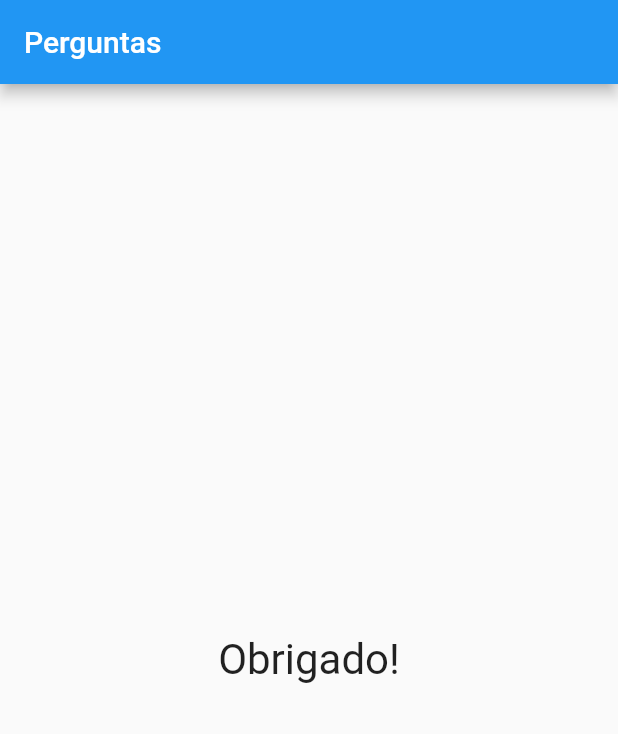
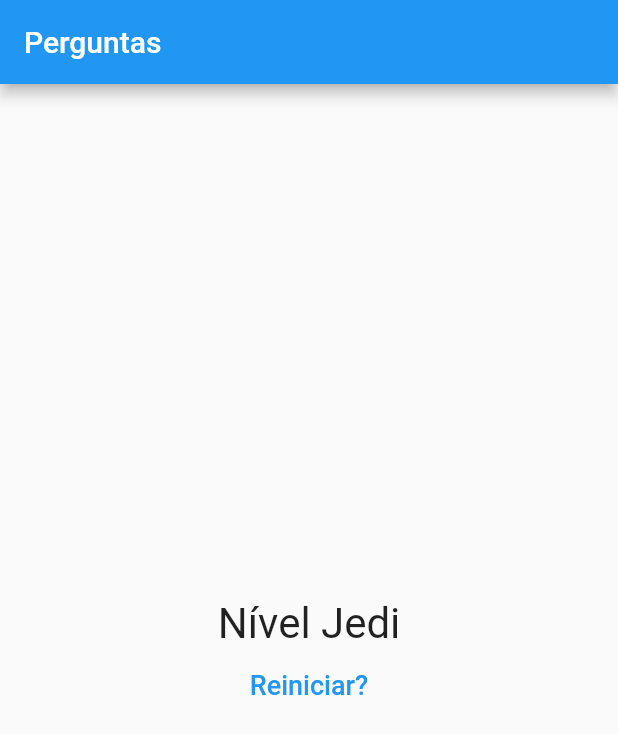
Before and after one commit to eugustavokeller/DevMobile, a Flutter app: the screen it shows after launch, after a tap on "Preto", after a tap on "Cobra", after a tap on "Leo", on a phone screen of 412 x 824 dp. Shown: the top 734 px of the screen. Run offline on Flutter 3.47's test engine with Material 2 defaults, Android fonts, the phone set to English and light mode, and no system bars.

Commit message:
Fim do projeto Perguntas.
Finalizado projeto perguntas.

```diff
--- a/curso_flutter/projeto_perguntas/lib/main.dart
+++ b/curso_flutter/projeto_perguntas/lib/main.dart
@@ -6,27 +6,51 @@ main() => runApp(PerguntaApp());
 
 class _PerguntaAppState extends State<PerguntaApp> {
   var _perguntaSelecionada = 0;
+  var _pontuacaoTotal = 0;
   final _perguntas = const [
     {
       'texto': 'Qual sua cor favorita?',
-      'respostas': ['Preto', 'Vermelho', 'Verde', 'Branco'],
+      'respostas': [
+        {'texto': 'Preto', 'pontuacao': 10},
+        {'texto': 'Vermelho', 'pontuacao': 5},
+        {'texto': 'Verde', 'pontuacao': 3},
+        {'texto': 'Branco', 'pontuacao': 1},
+      ],
     },
     {
       'texto': 'Qual seu animal favorito?',
-      'respostas': ['Coelho', 'Cobra', 'Elefante', 'Leão'],
+      'respostas': [
+        {'texto': 'Coelho', 'pontuacao': 10},
+        {'texto': 'Cobra', 'pontuacao': 5},
+        {'texto': 'Elefante', 'pontuacao': 3},
+        {'texto': 'Leão', 'pontuacao': 1},
+      ],
     },
     {
       'texto': 'Qual seu instrutor favorito?',
-      'respostas': ['Maria', 'João', 'Leo', 'Pedro'],
+      'respostas': [
+        {'texto': 'Maria', 'pontuacao': 10},
+        {'texto': 'João', 'pontuacao': 5},
+        {'texto': 'Leo', 'pontuacao': 3},
+        {'texto': 'Pedro', 'pontuacao': 1},
+      ],
     },
   ];
 
-  void _responder() {
+  void _responder(int pontuacao) {
     if (temPerguntaSelecionada) {
       setState(() {
         _perguntaSelecionada++;
+        _pontuacaoTotal += pontuacao;
       });
     }
+  }
+
+  void _reiniciarQuestionario() {
+    setState(() {
+      _perguntaSelecionada = 0;
+      _pontuacaoTotal = 0;
+    });
   }
 
   bool get temPerguntaSelecionada {
@@ -46,7 +70,7 @@ class _PerguntaAppState extends State<PerguntaApp> {
                 perguntaSelecionada: _perguntaSelecionada,
                 quandoResponder: _responder,
               )
-            : Resultado(),
+            : Resultado(_pontuacaoTotal, _reiniciarQuestionario),
       ),
     );
   }
--- a/curso_flutter/projeto_perguntas/lib/questionario.dart
+++ b/curso_flutter/projeto_perguntas/lib/questionario.dart
@@ -5,7 +5,7 @@ import './resposta.dart';
 class Questionario extends StatelessWidget {
   final List<Map<String, Object>> perguntas;
   final int perguntaSelecionada;
-  final void Function() quandoResponder;
+  final void Function(int) quandoResponder;
 
   Questionario({
     required this.perguntas,
@@ -19,14 +19,19 @@ class Questionario extends StatelessWidget {
 
   @override
   Widget build(BuildContext context) {
-    List<String> respostas = temPerguntaSelecionada
+    List<Map<String, Object>> respostas = temPerguntaSelecionada
         ? perguntas[perguntaSelecionada].cast()['respostas']
         : null;
 
     return Column(
       children: <Widget>[
         Questao(perguntas[perguntaSelecionada].cast()['texto']),
-        ...respostas.map((t) => Resposta(t, quandoResponder)).toList(),
+        ...respostas.map((resp) {
+          return Resposta(
+            resp['texto'].toString(),
+            () => quandoResponder(int.parse(resp['pontuacao'].toString())),
+          );
+        }).toList(),
       ],
     );
   }
--- a/curso_flutter/projeto_perguntas/lib/resultado.dart
+++ b/curso_flutter/projeto_perguntas/lib/resultado.dart
@@ -1,14 +1,48 @@
+import 'dart:async';
+
 import 'package:flutter/material.dart';
 
 class Resultado extends StatelessWidget {
+  final int pontuacao;
+  final void Function() quandoReiniciarQuestionario;
+
+  Resultado(this.pontuacao, this.quandoReiniciarQuestionario);
+
+  String get fraseResultado {
+    if (pontuacao < 8) {
+      return 'Parabéns!';
+    } else if (pontuacao < 12) {
+      return 'Você é bom!';
+    } else if (pontuacao < 16) {
+      return 'Impressionante';
+    } else {
+      return 'Nível Jedi';
+    }
+    ;
+  }
 
   @override
   Widget build(BuildContext context) {
-    return Center(
-      child: Text(
-        'Obrigado!',
-        style: TextStyle(fontSize: 28),
-      ),
+    return Column(
+      mainAxisAlignment: MainAxisAlignment.center,
+      children: [
+        Center(
+          child: Text(
+            fraseResultado,
+            style: TextStyle(fontSize: 28),
+          ),
+        ),
+        FlatButton(
+          child: Text(
+            'Reiniciar?',
+            style: TextStyle(
+              fontSize: 18,
+            ),
+          ),
+          textColor: Colors.blue,
+          onPressed: quandoReiniciarQuestionario,
+        )
+      ],
     );
   }
 }
```
